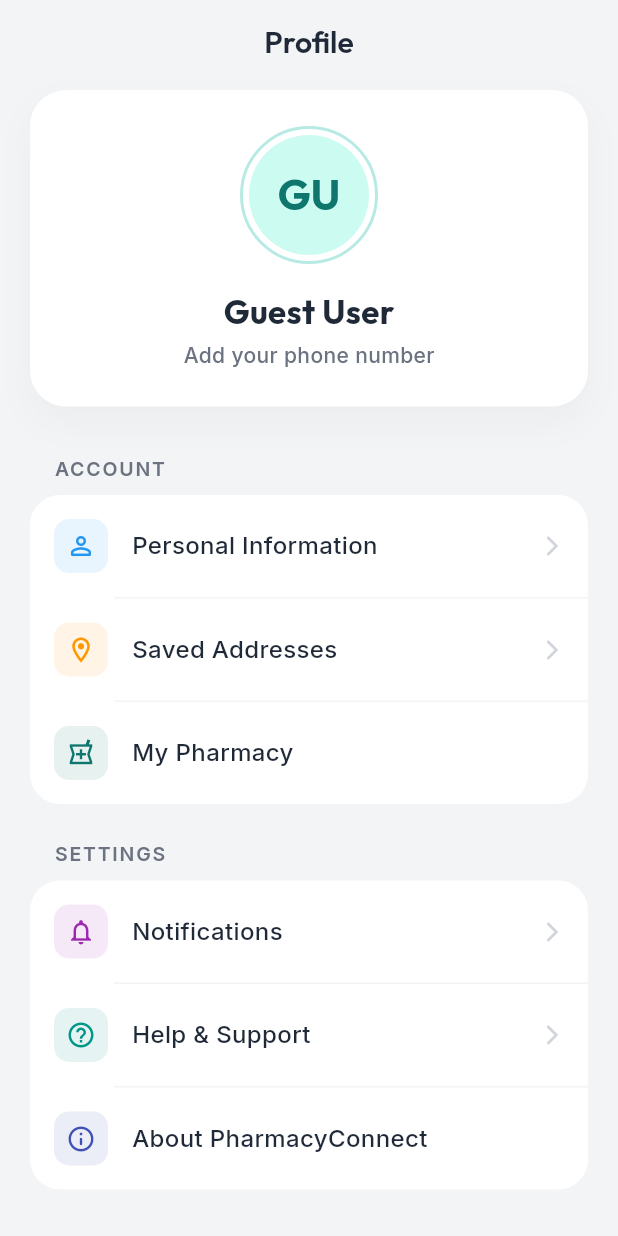
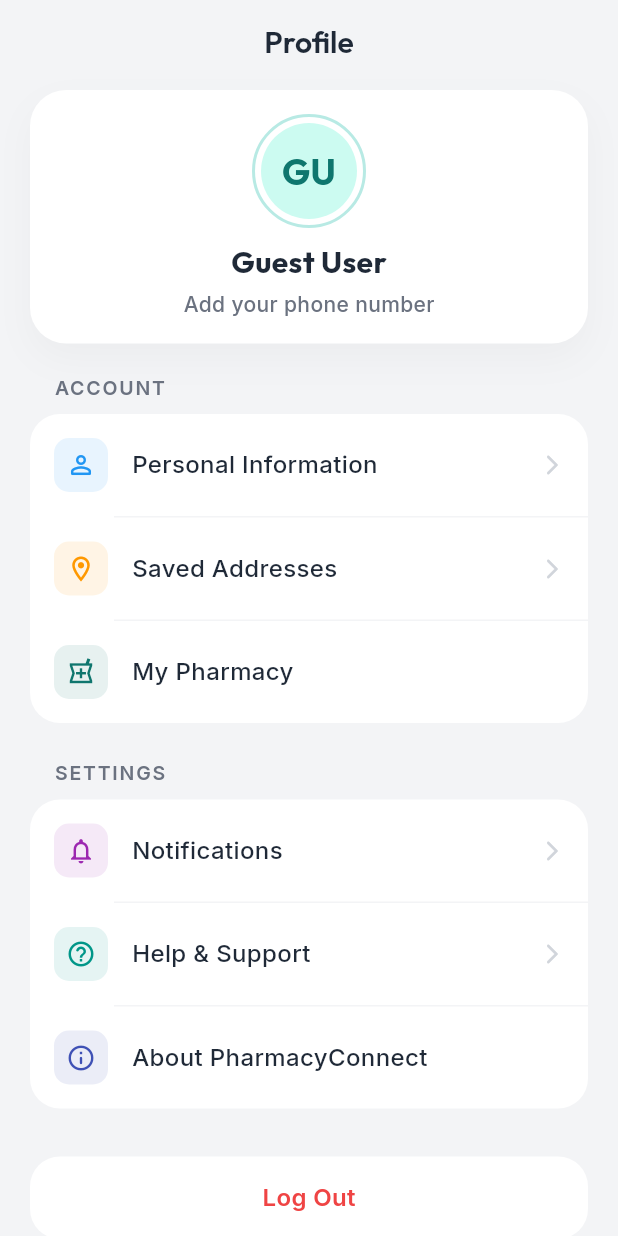
Before and after one commit to aarshasoftwarelabs-ai/pharmacy-connect, a Flutter app: the ProfileScreen screen opened directly, on a phone screen of 412 x 824 dp. Run offline on Flutter 3.47's test engine with Material 3 defaults, Android fonts, the phone set to English and light mode, and no system bars; our stand-ins replace custom_refresh_indicator, google_fonts, image_picker, shared_preferences, timeago; accounts and stored records are empty.

Commit message:
Make profile card more compact

```diff
--- a/user_app/lib/features/profile/profile_screen.dart
+++ b/user_app/lib/features/profile/profile_screen.dart
@@ -83,7 +83,7 @@ class _ProfileScreenState extends State<ProfileScreen> {
                 delay: 0.1,
                 child: Container(
                   width: double.infinity,
-                  padding: const EdgeInsets.all(24.0),
+                  padding: const EdgeInsets.all(16.0),
                   decoration: BoxDecoration(
                     color: Colors.white,
                     borderRadius: BorderRadius.circular(24),
@@ -107,23 +107,23 @@ class _ProfileScreenState extends State<ProfileScreen> {
                           ),
                         ),
                         child: CircleAvatar(
-                          radius: 40,
+                          radius: 32,
                           backgroundColor: const Color(0xFFCCFBF1), // Very light teal
                           child: Text(
                             _initials,
                             style: GoogleFonts.outfit(
-                              fontSize: 28,
+                              fontSize: 24,
                               color: const Color(0xFF0F766E), // Dark teal
                               fontWeight: FontWeight.w700,
                             ),
                           ),
                         ),
                       ),
-                      const SizedBox(height: 16),
+                      const SizedBox(height: 8),
                       Text(
                         _userName,
                         style: GoogleFonts.outfit(
-                          fontSize: 22,
+                          fontSize: 20,
                           fontWeight: FontWeight.bold,
                           color: const Color(0xFF1F2937),
                         ),
@@ -142,7 +142,7 @@ class _ProfileScreenState extends State<ProfileScreen> {
                 ),
               ),
             ),
-            const SizedBox(height: 32),
+            const SizedBox(height: 20),
 
           Expanded(
             child: SingleChildScrollView(
```
